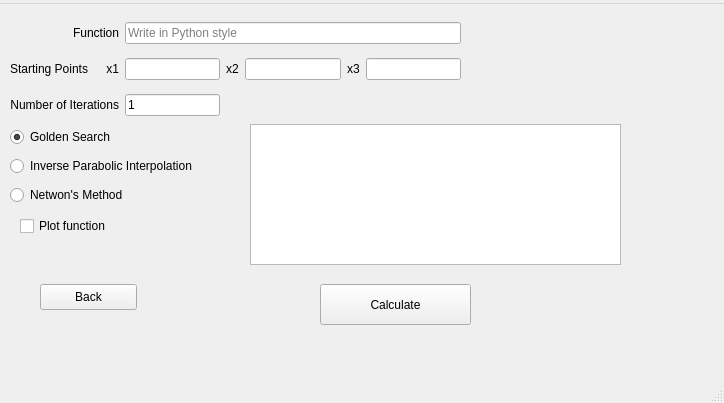
First picture: the form in linear.ui, repository MaxGiuP/General_Function_Minimiser, before the edit.
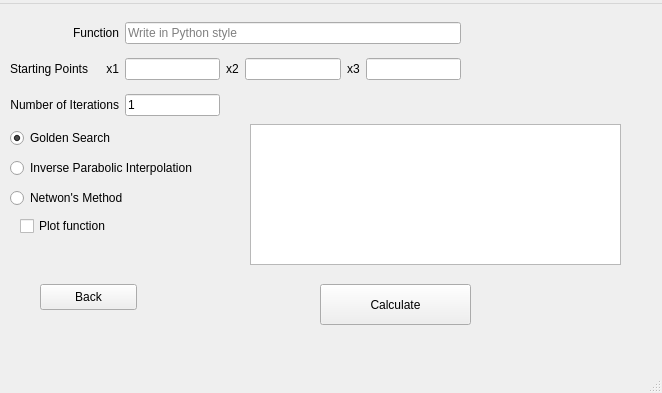
Second picture: the form after the edit.

Diff of the .ui file:
```diff
--- a/linear.ui
+++ b/linear.ui
@@ -6,8 +6,8 @@
    <rect>
     <x>0</x>
     <y>0</y>
-    <width>724</width>
-    <height>403</height>
+    <width>662</width>
+    <height>393</height>
    </rect>
   </property>
   <property name="windowTitle">
@@ -33,7 +33,7 @@
       <x>10</x>
       <y>120</y>
       <width>244</width>
-      <height>86</height>
+      <height>89</height>
      </rect>
     </property>
     <layout class="QVBoxLayout" name="verticalLayout">
@@ -220,8 +220,8 @@
     <rect>
      <x>0</x>
      <y>0</y>
-     <width>724</width>
-     <height>23</height>
+     <width>662</width>
+     <height>25</height>
     </rect>
    </property>
    <widget class="QMenu" name="menuLinear_Search">
```
Left out of the diff: 26 changed lines with no effect on the pictures.
